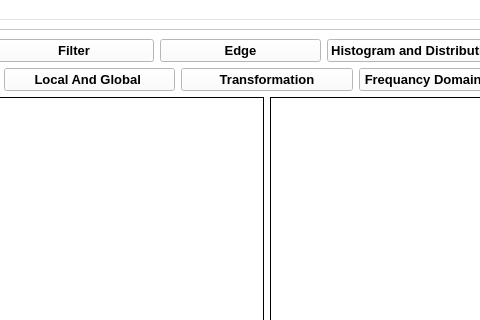
Before: the Qt Designer form Task1/Qt/ImageViewer.ui in mennahamdy33/CV, drawn with Qt 5; both pictures show x 192 to 672 and y 0 to 320 of the 918 by 759 pixel window.
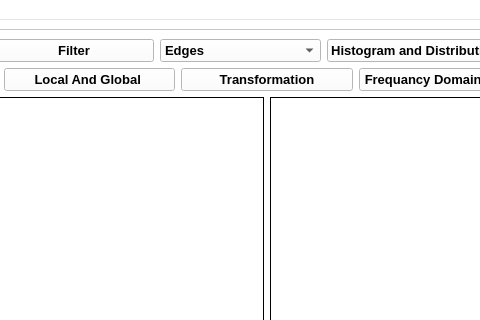
After: the same form once the commit is applied.

Diff of the .ui file:
```diff
--- a/Task1/Qt/ImageViewer.ui
+++ b/Task1/Qt/ImageViewer.ui
@@ -591,22 +591,22 @@
               </widget>
              </item>
              <item>
-              <widget class="QPushButton" name="edge">
+              <widget class="QComboBox" name="edge">
+               <item>
                <property name="text">
-                <string>Edge</string>
-               </property>
-               <property name="shortcut">
-                <string/>
-               </property>
-               <property name="autoDefault">
-                <bool>false</bool>
-               </property>
-               <property name="default">
-                <bool>false</bool>
-               </property>
-               <property name="flat">
-                <bool>false</bool>
-               </property>
+                 <string>Edges</string>
+                </property>
+               </item>
+               <item>
+                <property name="text">
+                 <string>Edge In X</string>
+                </property>
+               </item>
+               <item>
+                <property name="text">
+                 <string>Edge In Y</string>
+                </property>
+               </item>
               </widget>
              </item>
              <item>
```
Lines whose indentation alone changed are shown as unchanged.
